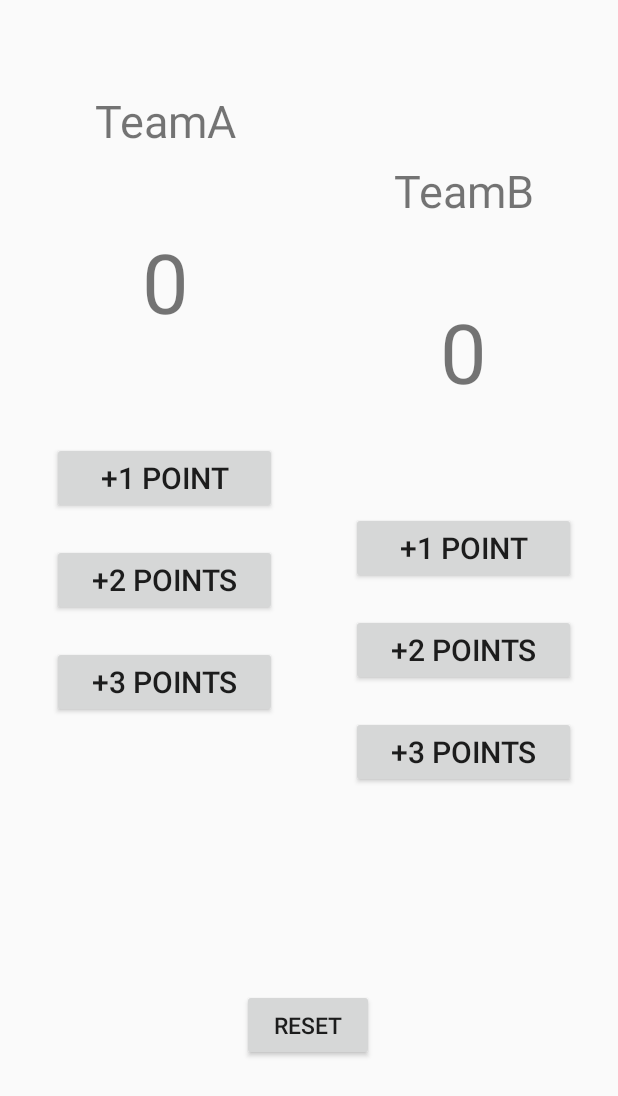
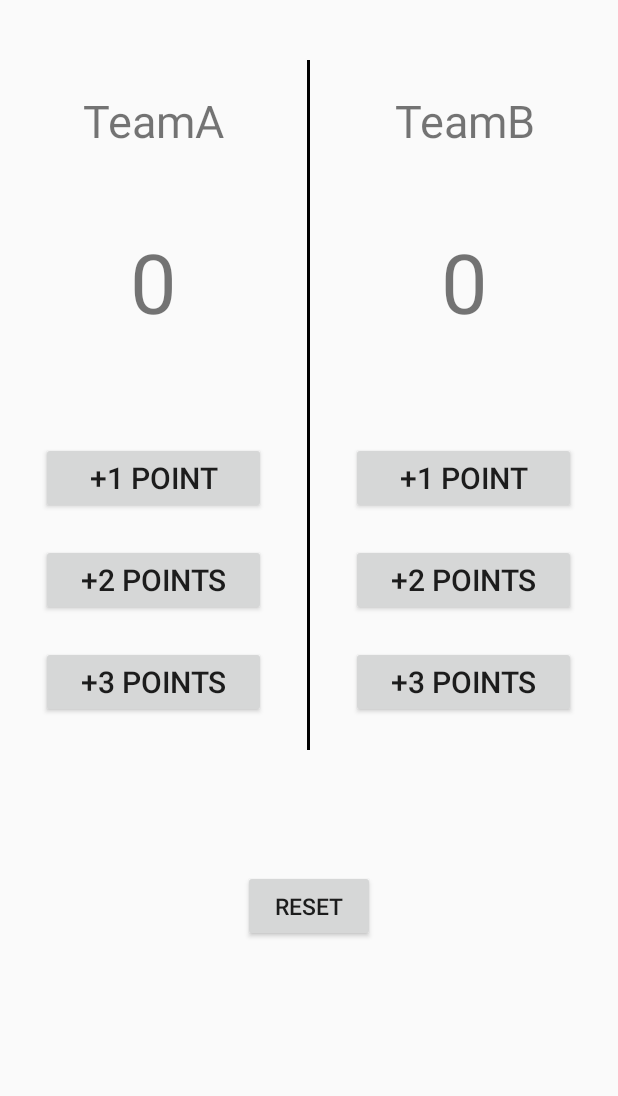
Before and after one commit to Irenechia/FirstAPP1, an Android app: the layout activity_score.xml on its own in the app's theme, with its tools: preview values and no code run, on a phone screen of 412 x 824 dp. Shown: the top 1096 px of the screen. Run offline under Robolectric (Android 15) with nearby library versions, the phone set to English and light mode, and no system bars.

Commit message:
计分器布局

```diff
--- a/app/build.gradle
+++ b/app/build.gradle
@@ -27,4 +27,5 @@
     testImplementation 'junit:junit:4.12'
     androidTestImplementation 'androidx.test.ext:junit:1.1.0'
     androidTestImplementation 'androidx.test.espresso:espresso-core:3.1.1'
+    implementation 'org.jsoup:jsoup:1.13.1'
 }
--- a/app/src/main/AndroidManifest.xml
+++ b/app/src/main/AndroidManifest.xml
@@ -2,6 +2,8 @@
 <manifest xmlns:android="http://schemas.android.com/apk/res/android"
     xmlns:tools="http://schemas.android.com/tools"
     package="com.example.firstapp">
+
+    <uses-permission android:name="android.permission.INTERNET"/>
 
     <application
         android:allowBackup="true"
@@ -11,7 +13,7 @@
         android:supportsRtl="true"
         android:theme="@style/AppTheme">
         <activity android:name=".ConfigActivity"></activity>
-        <activity android:name=".MoneyActivity">
+        <activity android:name=".ScoreActivity">
             <intent-filter>
                 <action android:name="android.intent.action.MAIN" />
 
--- a/app/src/main/java/com/example/firstapp/ScoreActivity.java
+++ b/app/src/main/java/com/example/firstapp/ScoreActivity.java
@@ -1,11 +1,11 @@
 package com.example.firstapp;
-
-import androidx.appcompat.app.AppCompatActivity;
 
 import android.os.Bundle;
 import android.util.Log;
 import android.view.View;
 import android.widget.TextView;
+
+import androidx.appcompat.app.AppCompatActivity;
 
 public class ScoreActivity extends AppCompatActivity {
 
--- a/app/src/main/res/layout/activity_score.xml
+++ b/app/src/main/res/layout/activity_score.xml
@@ -1,47 +1,23 @@
 <?xml version="1.0" encoding="utf-8"?>
-<androidx.constraintlayout.widget.ConstraintLayout xmlns:android="http://schemas.android.com/apk/res/android"
+<LinearLayout xmlns:android="http://schemas.android.com/apk/res/android"
     xmlns:app="http://schemas.android.com/apk/res-auto"
     xmlns:tools="http://schemas.android.com/tools"
     android:layout_width="match_parent"
     android:layout_height="match_parent"
+    android:orientation="vertical"
     tools:context=".ScoreActivity">
 
-    <Button
-        android:id="@+id/end"
-        android:layout_width="wrap_content"
-        android:layout_height="wrap_content"
-        android:text="@string/reset"
-        android:textSize="15sp"
-        app:layout_constraintBottom_toBottomOf="parent"
-        app:layout_constraintEnd_toEndOf="parent"
-        app:layout_constraintHorizontal_bias="0.498"
-        app:layout_constraintStart_toStartOf="parent"
-        app:layout_constraintTop_toTopOf="parent"
-        android:onClick="btnReset"
-        app:layout_constraintVertical_bias="0.85" />
-
-    <TextView
-        android:id="@+id/textView3"
-        android:layout_width="2dp"
-        android:layout_height="0dp"
-        android:layout_marginTop="50dp"
-        android:layout_marginBottom="200dp"
-        app:layout_constraintBottom_toBottomOf="parent"
-        app:layout_constraintEnd_toEndOf="parent"
-        app:layout_constraintStart_toStartOf="parent"
-        app:layout_constraintTop_toTopOf="parent" />
+    <LinearLayout
+        android:layout_width="match_parent"
+        android:layout_height="500dp"
+        android:orientation="horizontal">
 
         <LinearLayout
             android:id="@+id/linearLayout3"
-        android:layout_width="match_parent"
-        android:layout_height="match_parent"
-        android:layout_marginEnd="192dp"
-        android:orientation="vertical"
-        app:layout_constraintBottom_toBottomOf="parent"
-        app:layout_constraintEnd_toEndOf="parent"
-        app:layout_constraintHorizontal_bias="1.0"
-        app:layout_constraintStart_toStartOf="parent"
-        app:layout_constraintTop_toTopOf="parent">
+            android:layout_width="100dp"
+            android:layout_weight="1"
+            android:layout_height="731dp"
+            android:orientation="vertical">
 
             <TextView
                 android:id="@+id/teamName"
@@ -92,17 +68,20 @@
                 android:textSize="20sp" />
         </LinearLayout>
 
+        <TextView
+            android:id="@+id/textView3"
+            android:layout_width="2dp"
+            android:layout_height="500dp"
+            android:layout_marginTop="40dp"
+            android:background="@android:color/black"
+            android:text="" />
+
         <LinearLayout
             android:id="@+id/linearLayout2"
-        android:layout_width="206dp"
-        android:layout_height="731dp"
-        android:layout_marginStart="192dp"
-        android:orientation="vertical"
-        app:layout_constraintBottom_toBottomOf="parent"
-        app:layout_constraintEnd_toEndOf="parent"
-        app:layout_constraintHorizontal_bias="1.0"
-        app:layout_constraintStart_toStartOf="parent"
-        app:layout_constraintTop_toTopOf="parent">
+            android:layout_width="100dp"
+            android:layout_height="500dp"
+            android:layout_weight="1"
+            android:orientation="vertical">
 
             <TextView
                 android:id="@+id/teamName2"
@@ -154,4 +133,17 @@
 
         </LinearLayout>
 
-</androidx.constraintlayout.widget.ConstraintLayout>
+    </LinearLayout>
+
+    <Button
+        android:id="@+id/end"
+        android:layout_width="wrap_content"
+        android:layout_height="wrap_content"
+        android:onClick="btnReset"
+        android:layout_marginTop="80dp"
+        android:layout_gravity="center"
+        android:text="@string/reset"
+        android:textSize="15sp" />
+
+
+</LinearLayout>
```
Lines whose indentation alone changed are shown as unchanged.
